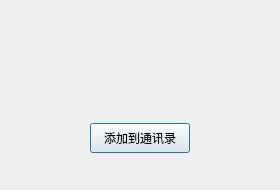
xiegd/chat, file client/llfcchat/findsuccessdlg.ui: the form before one commit.
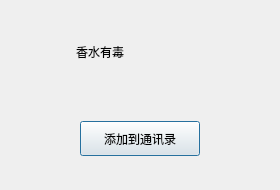
The form after the commit. Custom widgets are drawn as their Qt base class.

What changed in the file:
```diff
--- a/client/llfcchat/findsuccessdlg.ui
+++ b/client/llfcchat/findsuccessdlg.ui
@@ -48,6 +48,16 @@
         </property>
        </widget>
       </item>
+      <item>
+       <widget class="QLabel" name="name_lb">
+        <property name="text">
+         <string>香水有毒</string>
+        </property>
+        <property name="alignment">
+         <set>Qt::AlignCenter</set>
+        </property>
+       </widget>
+      </item>
       <item>
        <spacer name="horizontalSpacer">
         <property name="orientation">
@@ -71,14 +81,14 @@
        <widget class="QPushButton" name="add_friend_btn">
         <property name="minimumSize">
          <size>
-          <width>100</width>
-          <height>30</height>
+          <width>120</width>
+          <height>35</height>
          </size>
         </property>
         <property name="maximumSize">
          <size>
-          <width>100</width>
-          <height>30</height>
+          <width>120</width>
+          <height>35</height>
          </size>
         </property>
         <property name="text">
@@ -91,6 +101,13 @@
    </item>
   </layout>
  </widget>
+ <customwidgets>
+  <customwidget>
+   <class>ClickedBtn</class>
+   <extends>QPushButton</extends>
+   <header location="global">clickedbtn.h</header>
+  </customwidget>
+ </customwidgets>
  <resources/>
  <connections/>
 </ui>
```
Left out of the diff: 2 changed lines with no effect on the pictures.
